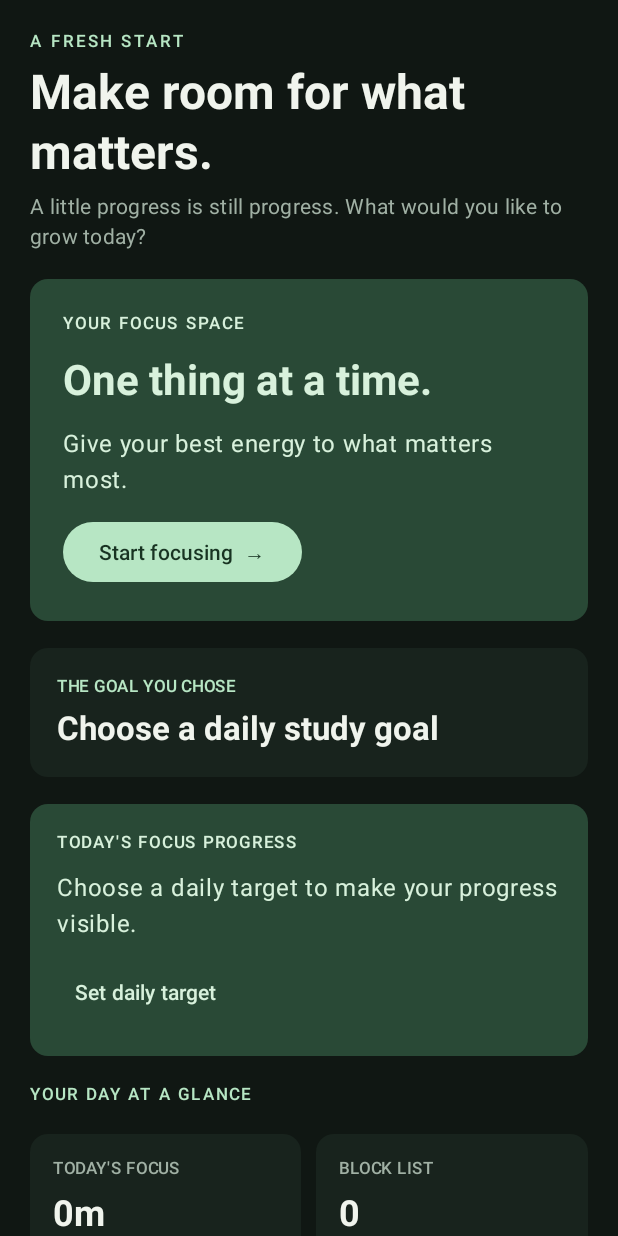
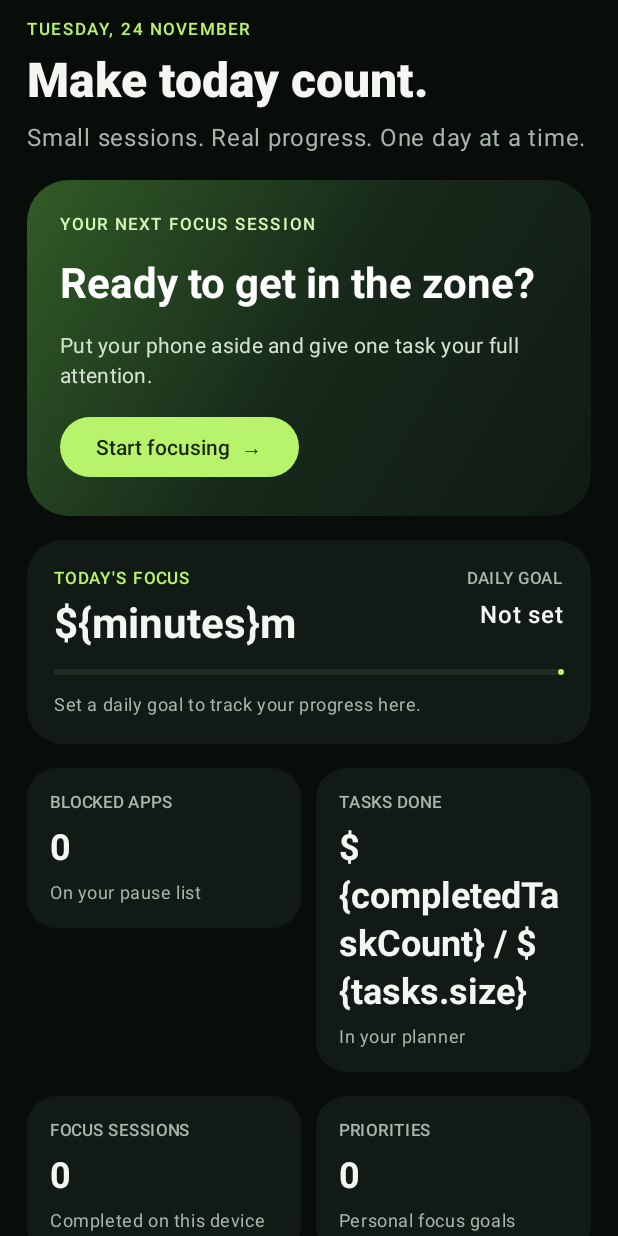
Before and after one commit to Mahin98250/open-focus-android, an Android app built with Jetpack Compose: the composable OverviewScreen shown on its own in the app's theme, on a phone screen of 412 x 824 dp. Run offline under Robolectric (Android 15) with nearby library versions, the phone set to English and light mode, and no system bars.

Commit message:
Start Regain-inspired Open Focus UI redesign

```diff
--- a/app/src/main/java/org/openfocus/app/ui/screens/OverviewScreen.kt
+++ b/app/src/main/java/org/openfocus/app/ui/screens/OverviewScreen.kt
@@ -1,6 +1,9 @@
 package org.openfocus.app.ui.screens
 
+import androidx.compose.animation.core.animateFloatAsState
+import androidx.compose.foundation.background
 import androidx.compose.foundation.layout.Arrangement
+import androidx.compose.foundation.layout.Box
 import androidx.compose.foundation.layout.Column
 import androidx.compose.foundation.layout.Row
 import androidx.compose.foundation.layout.Spacer
@@ -8,27 +11,33 @@ import androidx.compose.foundation.layout.fillMaxWidth
 import androidx.compose.foundation.layout.padding
 import androidx.compose.foundation.layout.width
 import androidx.compose.foundation.rememberScrollState
+import androidx.compose.foundation.shape.RoundedCornerShape
 import androidx.compose.foundation.verticalScroll
 import androidx.compose.material3.Button
 import androidx.compose.material3.Card
 import androidx.compose.material3.CardDefaults
+import androidx.compose.material3.LinearProgressIndicator
 import androidx.compose.material3.MaterialTheme
-import androidx.compose.material3.LinearProgressIndicator
 import androidx.compose.material3.OutlinedButton
 import androidx.compose.material3.Text
 import androidx.compose.material3.TextButton
+import androidx.compose.runtime.Composable
 import androidx.compose.runtime.remember
-import androidx.compose.animation.core.animateFloatAsState
-import androidx.compose.runtime.Composable
 import androidx.compose.ui.Modifier
+import androidx.compose.ui.draw.clip
+import androidx.compose.ui.graphics.Brush
+import androidx.compose.ui.graphics.Color
 import androidx.compose.ui.text.font.FontWeight
 import androidx.compose.ui.platform.LocalContext
+import androidx.compose.ui.unit.dp
+import androidx.compose.ui.unit.sp
 import org.openfocus.app.blocking.AppBlockStore
 import org.openfocus.app.focus.FocusSessionHistoryStore
 import org.openfocus.app.planner.PlannerStore
-import androidx.compose.ui.unit.dp
-import androidx.compose.ui.unit.sp
+import java.text.SimpleDateFormat
 import java.util.Calendar
+import java.util.Date
+import java.util.Locale
 
 @Composable
 fun OverviewScreen(modifier: Modifier = Modifier, onNavigate: (String) -> Unit) {
@@ -56,103 +65,94 @@ fun OverviewScreen(modifier: Modifier = Modifier, onNavigate: (String) -> Unit)
         calendar.add(Calendar.DAY_OF_YEAR, 1)
         start to calendar.timeInMillis
     }
-    val todaySessions = sessions.filter {
-        it.completedAtEpochMillis >= todayRange.first && it.completedAtEpochMillis < todayRange.second
-    }
+    val todaySessions = sessions.filter { it.completedAtEpochMillis >= todayRange.first && it.completedAtEpochMillis < todayRange.second }
     val todayFocusMillis = todaySessions.sumOf { it.durationMillis }
     val goalMillis = (dailyStudyGoal * 3_600_000f).toLong().coerceAtLeast(0L)
-    val goalProgress = if (goalMillis > 0L) {
-        (todayFocusMillis.toFloat() / goalMillis).coerceIn(0f, 1f)
-    } else 0f
-    val animatedGoalProgress = animateFloatAsState(
-        targetValue = goalProgress,
-        label = "daily-focus-goal-progress"
-    ).value
+    val goalProgress = if (goalMillis > 0L) (todayFocusMillis.toFloat() / goalMillis).coerceIn(0f, 1f) else 0f
+    val animatedGoalProgress = animateFloatAsState(targetValue = goalProgress, label = "daily-focus-goal-progress").value
+    val dateLabel = remember { SimpleDateFormat("EEEE, d MMMM", Locale.getDefault()).format(Date()) }
+
     Column(
-        modifier = modifier.fillMaxWidth().verticalScroll(rememberScrollState()).padding(20.dp),
-        verticalArrangement = Arrangement.spacedBy(18.dp)
+        modifier = modifier.fillMaxWidth().verticalScroll(rememberScrollState()).padding(horizontal = 18.dp, vertical = 12.dp),
+        verticalArrangement = Arrangement.spacedBy(16.dp)
     ) {
         Column(verticalArrangement = Arrangement.spacedBy(6.dp)) {
-            Text("A FRESH START", color = MaterialTheme.colorScheme.primary, style = MaterialTheme.typography.labelSmall, letterSpacing = 2.sp)
-            Text("Make room for what matters.", style = MaterialTheme.typography.headlineLarge, fontWeight = FontWeight.Bold)
-            Text("A little progress is still progress. What would you like to grow today?", color = MaterialTheme.colorScheme.onSurfaceVariant, style = MaterialTheme.typography.bodyMedium)
+            Text(dateLabel.uppercase(Locale.getDefault()), color = MaterialTheme.colorScheme.primary, style = MaterialTheme.typography.labelSmall, letterSpacing = 1.5.sp)
+            Text("Make today count.", style = MaterialTheme.typography.headlineLarge, fontWeight = FontWeight.ExtraBold)
+            Text("Small sessions. Real progress. One day at a time.", color = MaterialTheme.colorScheme.onSurfaceVariant)
         }
-        Card(colors = CardDefaults.cardColors(containerColor = MaterialTheme.colorScheme.primaryContainer)) {
-            Column(Modifier.fillMaxWidth().padding(22.dp), verticalArrangement = Arrangement.spacedBy(12.dp)) {
-                Text("YOUR FOCUS SPACE", color = MaterialTheme.colorScheme.onPrimaryContainer, style = MaterialTheme.typography.labelSmall, letterSpacing = 1.5.sp)
-                Text("One thing at a time.", style = MaterialTheme.typography.headlineMedium, fontWeight = FontWeight.Bold, color = MaterialTheme.colorScheme.onPrimaryContainer)
-                Text("Give your best energy to what matters most.", color = MaterialTheme.colorScheme.onPrimaryContainer)
+
+        Box(
+            modifier = Modifier.fillMaxWidth().clip(RoundedCornerShape(28.dp))
+                .background(Brush.linearGradient(listOf(Color(0xFF315C26), Color(0xFF17291A), Color(0xFF101A14))))
+        ) {
+            Column(Modifier.fillMaxWidth().padding(22.dp), verticalArrangement = Arrangement.spacedBy(13.dp)) {
+                Text("YOUR NEXT FOCUS SESSION", color = Color(0xFFD5F8B7), style = MaterialTheme.typography.labelSmall, letterSpacing = 1.4.sp)
+                Text("Ready to get in the zone?", color = Color.White, style = MaterialTheme.typography.headlineMedium, fontWeight = FontWeight.Bold)
+                Text("Put your phone aside and give one task your full attention.", color = Color(0xFFD2E2D0), style = MaterialTheme.typography.bodyMedium)
                 Button(onClick = { onNavigate("focus") }) { Text("Start focusing  →") }
             }
         }
-        Card(colors = CardDefaults.cardColors(containerColor = MaterialTheme.colorScheme.surface)) {
-            Column(Modifier.fillMaxWidth().padding(18.dp), verticalArrangement = Arrangement.spacedBy(6.dp)) {
-                Text("THE GOAL YOU CHOSE", color = MaterialTheme.colorScheme.primary, style = MaterialTheme.typography.labelSmall)
-                Text(
-                    if (dailyStudyGoal > 0f) String.format(java.util.Locale.ROOT, "%.1f hours a day", dailyStudyGoal) else "Choose a daily study goal",
-                    style = MaterialTheme.typography.titleLarge,
-                    fontWeight = FontWeight.Bold
-                )
-                if (focusPriorities.isNotEmpty()) {
-                    Text(focusPriorities.joinToString(" · "), color = MaterialTheme.colorScheme.onSurfaceVariant, style = MaterialTheme.typography.bodySmall)
+
+        Card(modifier = Modifier.fillMaxWidth(), shape = RoundedCornerShape(24.dp), colors = CardDefaults.cardColors(containerColor = MaterialTheme.colorScheme.surface)) {
+            Column(Modifier.fillMaxWidth().padding(18.dp), verticalArrangement = Arrangement.spacedBy(12.dp)) {
+                Row(Modifier.fillMaxWidth(), horizontalArrangement = Arrangement.SpaceBetween) {
+                    Column(verticalArrangement = Arrangement.spacedBy(4.dp)) {
+                        Text("TODAY'S FOCUS", color = MaterialTheme.colorScheme.primary, style = MaterialTheme.typography.labelSmall, letterSpacing = 1.sp)
+                        Text(formatFocusDuration(todayFocusMillis), style = MaterialTheme.typography.headlineMedium, fontWeight = FontWeight.Bold)
                     }
+                    Column(horizontalAlignment = androidx.compose.ui.Alignment.End, verticalArrangement = Arrangement.spacedBy(4.dp)) {
+                        Text("DAILY GOAL", color = MaterialTheme.colorScheme.onSurfaceVariant, style = MaterialTheme.typography.labelSmall)
+                        Text(if (dailyStudyGoal > 0f) dailyStudyGoal.toHoursLabel() else "Not set", fontWeight = FontWeight.SemiBold)
                     }
-        }
-        Card(colors = CardDefaults.cardColors(containerColor = MaterialTheme.colorScheme.primaryContainer)) {
-            Column(Modifier.fillMaxWidth().padding(18.dp), verticalArrangement = Arrangement.spacedBy(10.dp)) {
-                Text("TODAY'S FOCUS PROGRESS", color = MaterialTheme.colorScheme.onPrimaryContainer, style = MaterialTheme.typography.labelSmall, letterSpacing = 1.2.sp)
-                if (goalMillis > 0L) {
-                    Row(
-                        modifier = Modifier.fillMaxWidth(),
-                        horizontalArrangement = Arrangement.SpaceBetween
-                    ) {
-                        Text(formatFocusDuration(todayFocusMillis), style = MaterialTheme.typography.headlineMedium, fontWeight = FontWeight.Bold, color = MaterialTheme.colorScheme.onPrimaryContainer)
-                        Text("${(goalProgress * 100).toInt()}%", style = MaterialTheme.typography.titleLarge, fontWeight = FontWeight.SemiBold, color = MaterialTheme.colorScheme.onPrimaryContainer)
                 }
                 LinearProgressIndicator(
                     progress = animatedGoalProgress,
                     modifier = Modifier.fillMaxWidth(),
                     color = MaterialTheme.colorScheme.primary,
-                        trackColor = MaterialTheme.colorScheme.surface.copy(alpha = 0.55f)
+                    trackColor = MaterialTheme.colorScheme.surfaceVariant
                 )
                 Text(
-                        if (todayFocusMillis >= goalMillis) "Daily target reached. Be proud of the time you protected today."
-                        else "${formatFocusDuration(goalMillis - todayFocusMillis)} to reach your ${dailyStudyGoal.toHoursLabel()} target · ${todaySessions.size} completed sessions",
-                        color = MaterialTheme.colorScheme.onPrimaryContainer,
+                    when {
+                        goalMillis <= 0L -> "Set a daily goal to track your progress here."
+                        todayFocusMillis >= goalMillis -> "Daily goal reached. Great work protecting your time."
+                        else -> "\${formatFocusDuration(goalMillis - todayFocusMillis)} left to reach your goal · \${todaySessions.size} completed sessions"
+                    },
+                    color = MaterialTheme.colorScheme.onSurfaceVariant,
                     style = MaterialTheme.typography.bodySmall
                 )
-                } else {
-                    Text("Choose a daily target to make your progress visible.", color = MaterialTheme.colorScheme.onPrimaryContainer)
-                    TextButton(onClick = { onNavigate("settings") }) { Text("Set daily target", color = MaterialTheme.colorScheme.onPrimaryContainer) }
             }
         }
-        }
-        Text("YOUR DAY AT A GLANCE", color = MaterialTheme.colorScheme.primary, style = MaterialTheme.typography.labelSmall, letterSpacing = 1.5.sp)
+
         Row(horizontalArrangement = Arrangement.spacedBy(10.dp)) {
-            MetricCard("TODAY'S FOCUS", formatFocusDuration(todayFocusMillis), "${todaySessions.size} completed sessions", Modifier.weight(1f))
-            MetricCard("BLOCK LIST", selectedAppCount.toString(), "Apps you selected", Modifier.weight(1f))
+            MetricCard("BLOCKED APPS", selectedAppCount.toString(), "On your pause list", Modifier.weight(1f))
+            MetricCard("TASKS DONE", "\${completedTaskCount} / \${tasks.size}", "In your planner", Modifier.weight(1f))
         }
         Row(horizontalArrangement = Arrangement.spacedBy(10.dp)) {
-            MetricCard("TASKS", completedTaskCount.toString() + " / " + tasks.size, "Completed in your planner", Modifier.weight(1f))
-            MetricCard("SESSIONS", sessions.size.toString(), "Saved on this device", Modifier.weight(1f))
+            MetricCard("FOCUS SESSIONS", sessions.size.toString(), "Completed on this device", Modifier.weight(1f))
+            MetricCard("PRIORITIES", focusPriorities.size.toString(), "Personal focus goals", Modifier.weight(1f))
         }
-        Card(colors = CardDefaults.cardColors(containerColor = MaterialTheme.colorScheme.surface)) {
-            Column(Modifier.padding(18.dp), verticalArrangement = Arrangement.spacedBy(8.dp)) {
-                Text("YOUR NEXT SMALL STEP", style = MaterialTheme.typography.labelSmall, color = MaterialTheme.colorScheme.primary)
-                Text("Choose the distractions you want to keep away.", style = MaterialTheme.typography.titleMedium, fontWeight = FontWeight.SemiBold)
-                Text("Selected apps are blocked during a running focus session or an active recurring schedule, after you explicitly enable the Android accessibility service.", style = MaterialTheme.typography.bodySmall, color = MaterialTheme.colorScheme.onSurfaceVariant)
-                OutlinedButton(onClick = { onNavigate("apps") }) { Text("Choose apps to pause") }
+
+        Column(verticalArrangement = Arrangement.spacedBy(9.dp)) {
+            Row(Modifier.fillMaxWidth(), horizontalArrangement = Arrangement.SpaceBetween) {
+                Text("QUICK ACCESS", color = MaterialTheme.colorScheme.primary, style = MaterialTheme.typography.labelSmall, letterSpacing = 1.4.sp)
+                Text("Make it yours", color = MaterialTheme.colorScheme.onSurfaceVariant, style = MaterialTheme.typography.labelSmall)
+            }
+            Row(horizontalArrangement = Arrangement.spacedBy(9.dp)) {
+                OutlinedButton(onClick = { onNavigate("apps") }, modifier = Modifier.weight(1f)) { Text("App blocker") }
+                OutlinedButton(onClick = { onNavigate("planner") }, modifier = Modifier.weight(1f)) { Text("Study planner") }
             }
         }
-        Card(colors = CardDefaults.cardColors(containerColor = MaterialTheme.colorScheme.surface)) {
-            Column(Modifier.padding(18.dp), verticalArrangement = Arrangement.spacedBy(8.dp)) {
-                Text("GROW AT YOUR OWN PACE", style = MaterialTheme.typography.labelSmall, color = MaterialTheme.colorScheme.secondary)
-                Text("Progress isn't a race.", style = MaterialTheme.typography.titleLarge, fontWeight = FontWeight.Bold)
-                Text("Your dashboard will fill with real focus sessions and locally collected data as you use the app. No sample statistics are presented as personal results.", color = MaterialTheme.colorScheme.onSurfaceVariant, style = MaterialTheme.typography.bodyMedium)
+
+        Card(colors = CardDefaults.cardColors(containerColor = MaterialTheme.colorScheme.surface), shape = RoundedCornerShape(22.dp)) {
+            Column(Modifier.padding(17.dp), verticalArrangement = Arrangement.spacedBy(7.dp)) {
+                Text("KEEP YOUR MOMENTUM", color = MaterialTheme.colorScheme.primary, style = MaterialTheme.typography.labelSmall, letterSpacing = 1.2.sp)
+                Text("Your progress, at a glance.", style = MaterialTheme.typography.titleLarge, fontWeight = FontWeight.Bold)
+                Text("See your streaks, weekly focus time and achievements—calculated from completed sessions stored on this phone.", color = MaterialTheme.colorScheme.onSurfaceVariant, style = MaterialTheme.typography.bodySmall)
                 Row {
-                    TextButton(onClick = { onNavigate("insights") }) { Text("Insights") }
-                    Spacer(Modifier.width(4.dp))
-                    TextButton(onClick = { onNavigate("growth") }) { Text("Growth") }
+                    TextButton(onClick = { onNavigate("insights") }) { Text("View insights") }
+                    Spacer(Modifier.width(3.dp))
+                    TextButton(onClick = { onNavigate("growth") }) { Text("Growth & streaks") }
                 }
             }
         }
@@ -161,7 +161,7 @@ fun OverviewScreen(modifier: Modifier = Modifier, onNavigate: (String) -> Unit)
 
 @Composable
 private fun MetricCard(label: String, value: String, caption: String, modifier: Modifier = Modifier) {
-    Card(modifier = modifier, colors = CardDefaults.cardColors(containerColor = MaterialTheme.colorScheme.surface)) {
+    Card(modifier = modifier, colors = CardDefaults.cardColors(containerColor = MaterialTheme.colorScheme.surface), shape = RoundedCornerShape(20.dp)) {
         Column(Modifier.padding(15.dp), verticalArrangement = Arrangement.spacedBy(6.dp)) {
             Text(label, color = MaterialTheme.colorScheme.onSurfaceVariant, style = MaterialTheme.typography.labelSmall)
             Text(value, style = MaterialTheme.typography.headlineSmall, fontWeight = FontWeight.Bold)
@@ -171,11 +171,11 @@ private fun MetricCard(label: String, value: String, caption: String, modifier:
 }
 
 private fun Float.toHoursLabel(): String =
-    if (this % 1f == 0f) "${toInt()}h/day" else "${"%.1f".format(java.util.Locale.ROOT, this)}h/day"
+    if (this % 1f == 0f) "\${toInt()}h/day" else "\${"%.1f".format(Locale.ROOT, this)}h/day"
 
 private fun formatFocusDuration(durationMillis: Long): String {
     val totalMinutes = durationMillis / 60_000L
     val hours = totalMinutes / 60L
     val minutes = totalMinutes % 60L
-    return if (hours > 0L) "${hours}h ${minutes}m" else "${minutes}m"
+    return if (hours > 0L) "\${hours}h \${minutes}m" else "\${minutes}m"
 }
```
Also changed, not shown: app/src/main/java/org/openfocus/app/focus/FocusGrowthStats.kt (+2 -8 lines), app/src/main/java/org/openfocus/app/ui/FocusGardenApp.kt (+18 -18 lines), app/src/main/java/org/openfocus/app/ui/FocusGardenTheme.kt (+16 -16 lines). Lines whose indentation alone changed are shown as unchanged.
